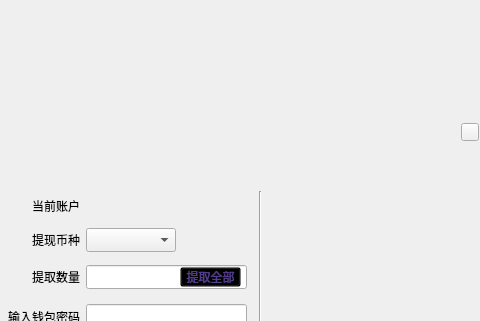
HcashOrg/hx-indicator, file LNKWallet/exchange/withdrawexchangecontractdialog.ui: the form before one commit; both pictures show x 240 to 720 and y 0 to 321 of the 960 by 543 pixel window.
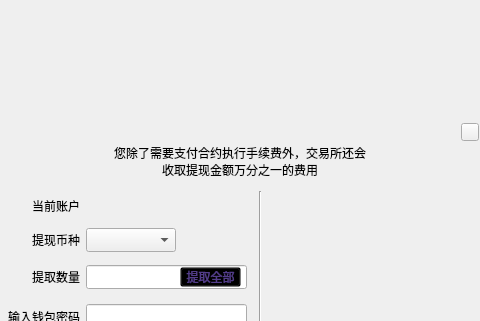
The form after the commit.

Diff of the .ui file:
```diff
--- a/LNKWallet/exchange/withdrawexchangecontractdialog.ui
+++ b/LNKWallet/exchange/withdrawexchangecontractdialog.ui
@@ -288,6 +288,25 @@
       <enum>Qt::Vertical</enum>
      </property>
     </widget>
+    <widget class="QLabel" name="exchangeTipLabel">
+     <property name="geometry">
+      <rect>
+       <x>120</x>
+       <y>30</y>
+       <width>260</width>
+       <height>40</height>
+      </rect>
+     </property>
+     <property name="text">
+      <string>您除了需要支付合约执行手续费外，交易所还会收取提现金额万分之一的费用</string>
+     </property>
+     <property name="alignment">
+      <set>Qt::AlignCenter</set>
+     </property>
+     <property name="wordWrap">
+      <bool>true</bool>
+     </property>
+    </widget>
    </widget>
   </widget>
  </widget>
```
